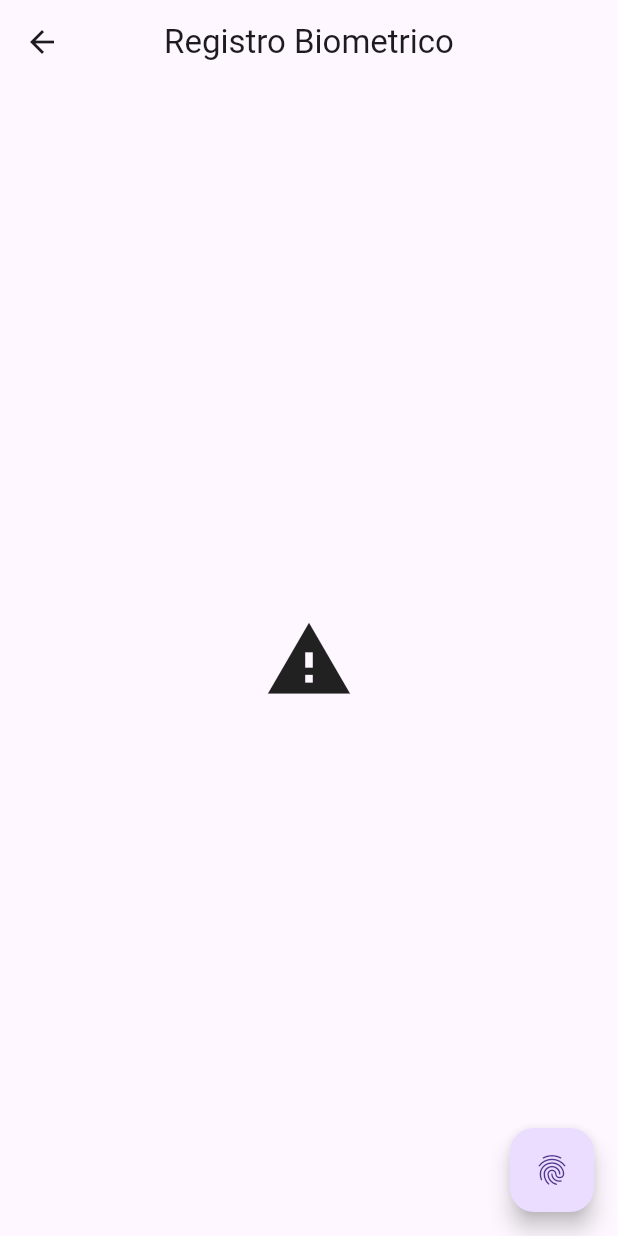
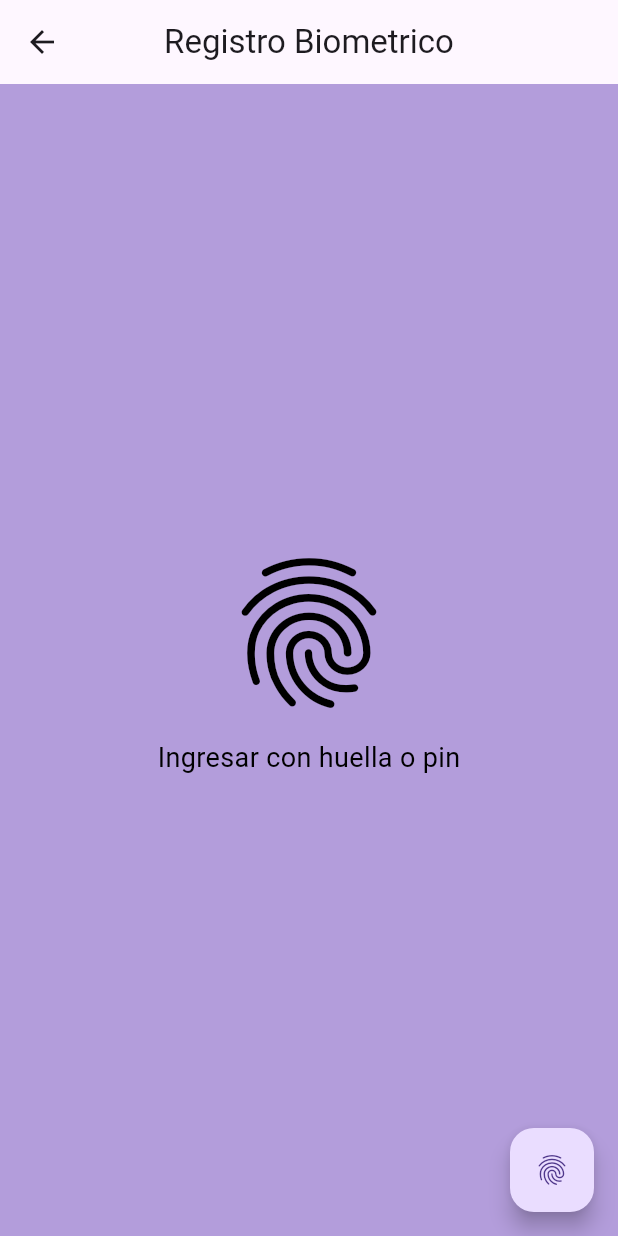
Before and after one commit to LuanHuanca/Medidoc_doctor, a Flutter app: the BioPag screen opened by its route, on a phone screen of 412 x 824 dp. Run offline on Flutter 3.47's test engine with Material 3 defaults, Android fonts, the light colour scheme and no system bars; our stand-ins replace local_auth.

Commit message:
detalles de personalizacion

```diff
--- a/lib/main.dart
+++ b/lib/main.dart
@@ -13,7 +13,7 @@
   @override
   Widget build(BuildContext context) {
     return MaterialApp(
-      title: 'Medidoc',
+      title: 'Medidoc_doctor',
       debugShowCheckedModeBanner: false,
       theme: ThemeData(
         primarySwatch: Colors.blue,
--- a/lib/pages/biometrico.dart
+++ b/lib/pages/biometrico.dart
@@ -3,55 +3,85 @@ import 'package:medidoc_doctor/logica_Autorizacion.dart';
 import 'package:medidoc_doctor/pages/menu_principal.dart';
 
 class BioPag extends StatefulWidget {
-  const BioPag({super.key});
+  const BioPag({Key? key}) : super(key: key);
 
   @override
   State<BioPag> createState() => _BioPagState();
 }
 
 class _BioPagState extends State<BioPag> {
-  bool autorizacion= false;
+  bool autorizacion = false;
+
+  @override
+  void initState() {
+    super.initState();
+    _autenticar();
+  }
+
+  Future<void> _autenticar() async {
+    final autenticacion = await LAutorizacion.autenticar();
+    setState(() {
+      autorizacion = autenticacion;
+      if (autorizacion) {
+        Navigator.of(context).push(MaterialPageRoute(builder: (_) => MenuPrincipal()));
+      }
+    });
+  }
+
   @override
   Widget build(BuildContext context) {
-    return  Scaffold(
+    return Scaffold(
       appBar: AppBar(
         title: const Text('Registro Biometrico'),
         centerTitle: true,
       ),
-
-      floatingActionButton: autorizacion==true ? null :
-      FloatingActionButton(
-        onPressed: ()async{
-          final autenticacion = await LAutorizacion.autenticar();
-          setState(() {
-            autorizacion= autenticacion;
-          });
-        }
-        ,child: Icon(Icons.fingerprint),
-      ),
-      body: Center(
+      body: Container(
+        color: Colors.deepPurple[200],
+        child: Center(
           child: Column(
             crossAxisAlignment: CrossAxisAlignment.center,
             mainAxisAlignment: MainAxisAlignment.center,
             children: [
-            if(!autorizacion)
-            const Icon(
-              Icons.warning,
+              if (!autorizacion) ...[
+                Icon(
+                  Icons.fingerprint,
+                  size: 120,
+                  color: Colors.black,
+                ),
+                SizedBox(height: 10),
+                Text(
+                  'Ingresar con huella o pin',
+                  style: TextStyle(
+                    fontSize: 18,
+                    color: Colors.black,
+                  ),
+                ),
+              ],
+              if (autorizacion)
+                Icon(
+                  Icons.check_circle,
                   size: 60,
+                  color: Colors.black,
                 ),
-            if(autorizacion)
-            Icon(Icons.check_circle, size:60),
-            if(autorizacion)
+              if (autorizacion)
                 ElevatedButton(
-              onPressed: (){
+                  onPressed: () {
                     setState(() {
-                  autorizacion=false;
-                  Navigator.of(context).push(MaterialPageRoute(builder: (_) => MenuPrincipal()));
+                      autorizacion = false;
+                      Navigator.of(context).push(
+                          MaterialPageRoute(builder: (_) => MenuPrincipal()));
                     });
-              }, child: const Text('Entrar'))
+                  },
+                  child: const Text('Entrar'),
+                )
             ],
-        ),)
-
+          ),
+        ),
+      ),
+      floatingActionButton: FloatingActionButton(
+        onPressed: _autenticar,
+        child: Icon(Icons.fingerprint),
+      ),
     );
   }
 }
--- a/lib/pages/inicio.dart
+++ b/lib/pages/inicio.dart
@@ -1,7 +1,6 @@
 import 'dart:math';
 import 'package:flutter/material.dart';
 import 'package:medidoc_doctor/pages/biometrico.dart';
-import 'package:medidoc_doctor/pages/menu_principal.dart';
 
 class Inicio extends StatefulWidget {
   @override
@@ -19,9 +18,6 @@ class _InicioState extends State<Inicio> with SingleTickerProviderStateMixin {
       vsync: this,
     )..repeat();
 
-    Future.delayed(Duration(seconds: 10), () {
-      Navigator.of(context).pushReplacement(MaterialPageRoute(builder: (_) => MenuPrincipal()));
-    });
   }
 
   @override
--- a/lib/pages/navBar.dart
+++ b/lib/pages/navBar.dart
@@ -80,9 +80,9 @@ class NavbarOptions extends StatelessWidget {
               ),
               OptionButton(
                 icon: Icons.medical_services_rounded,
-                label: 'Medicaciones',
+                label: 'Notificaciones',
                 onPressed: () {
-                  print("Medicaciones");
+                  print("Notificaciones");
                   Navigator.pop(context);
                 },
               ),
--- a/pubspec.yaml
+++ b/pubspec.yaml
@@ -36,6 +36,7 @@ dependencies:
   # Use with the CupertinoIcons class for iOS style icons.
   cupertino_icons: ^1.0.6
   local_auth: ^2.2.0
+  # file_picker: ^4.0.0
 
 dev_dependencies:
   flutter_test:
```
Also changed, not shown: lib/pages/formulario.dart (+84 -8 lines), 2 other files. Lines whose indentation alone changed are shown as unchanged.
